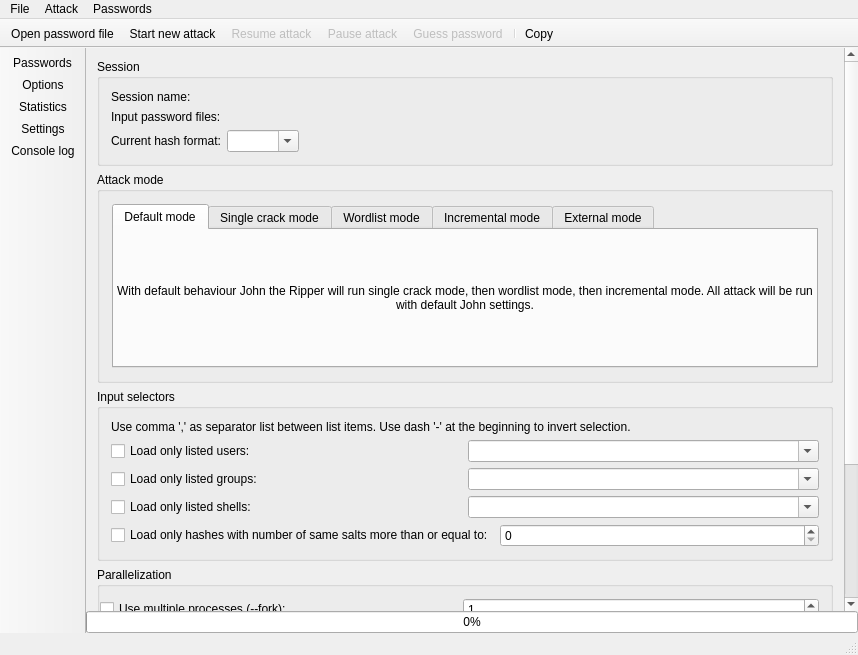
The window that forms/mainwindow.ui (openwall/johnny) describes before a commit, drawn with Qt 5.
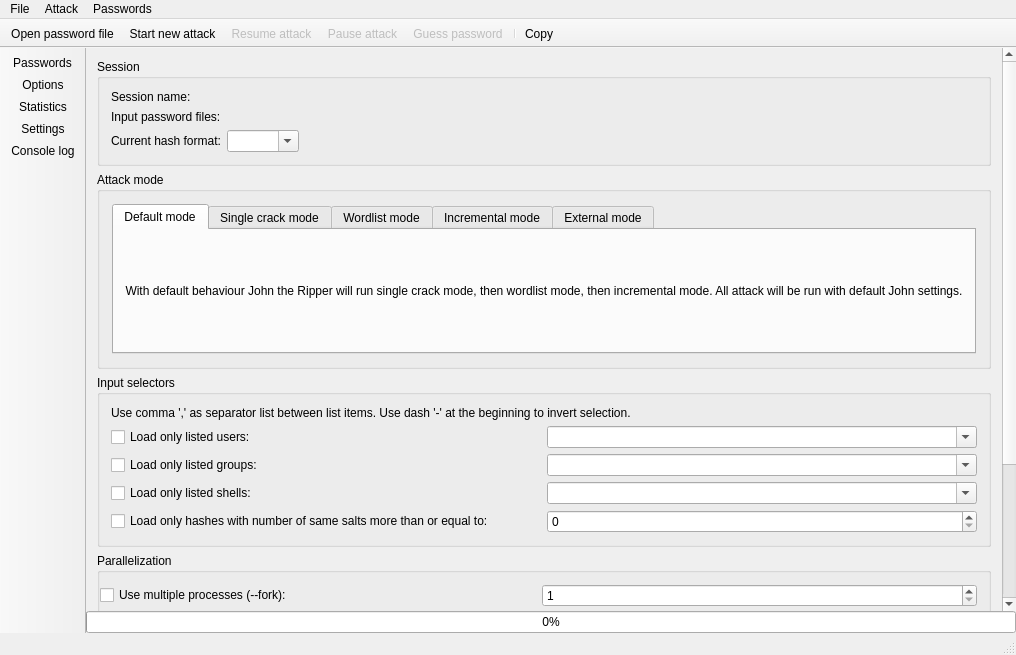
The same window after the commit. The open tabs and pages were chosen to show the change. Icons and pictures are not drawn. Custom widgets are drawn as their Qt base class.

What changed in the file:
```diff
--- a/forms/mainwindow.ui
+++ b/forms/mainwindow.ui
@@ -6,7 +6,7 @@
    <rect>
     <x>0</x>
     <y>0</y>
-    <width>858</width>
+    <width>1016</width>
     <height>655</height>
    </rect>
   </property>
@@ -243,8 +243,8 @@
             <rect>
              <x>0</x>
              <y>0</y>
-             <width>670</width>
-             <height>905</height>
+             <width>906</width>
+             <height>865</height>
             </rect>
            </property>
            <layout class="QVBoxLayout" name="verticalLayout_5">
@@ -1266,7 +1266,7 @@
     <rect>
      <x>0</x>
      <y>0</y>
-     <width>858</width>
+     <width>1016</width>
      <height>27</height>
     </rect>
    </property>
```
Left out of the diff: 2 changed lines with no effect on the pictures.
